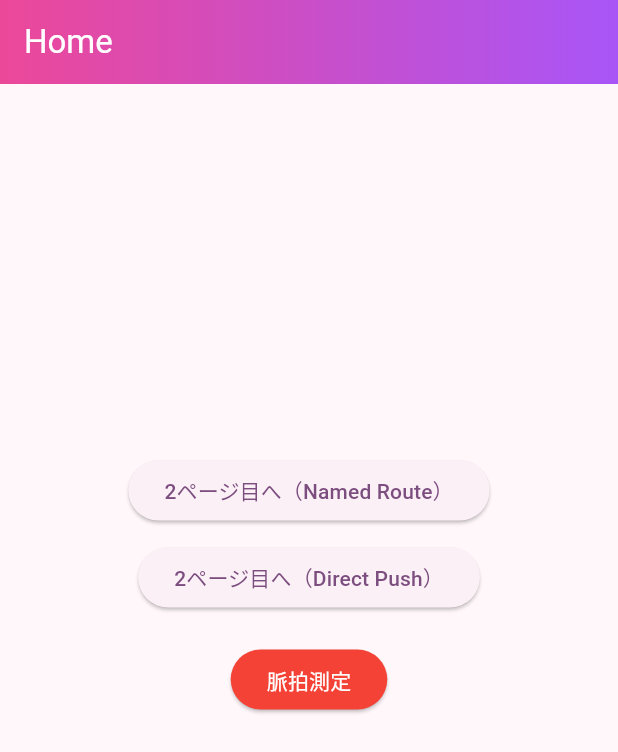
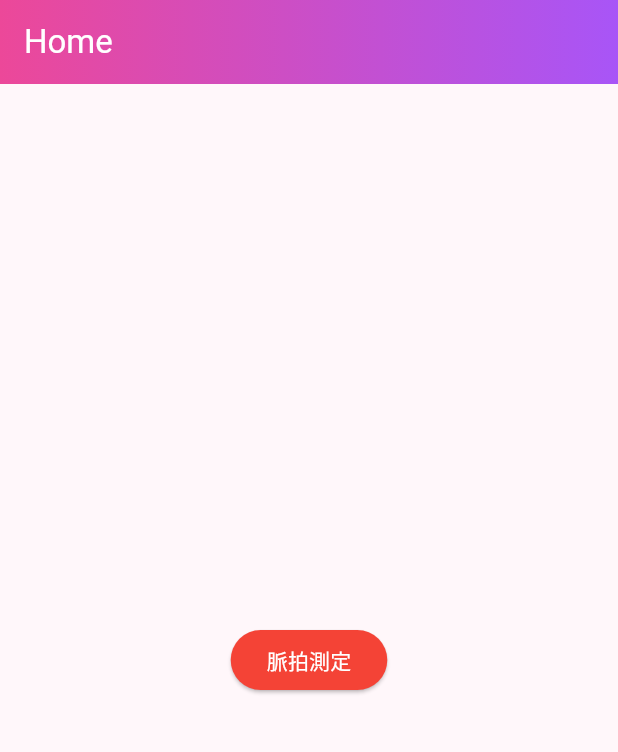
Before and after one commit to moriguin/hello_flutter_app, a Flutter app: the screen it shows after launch, on a phone screen of 412 x 824 dp. Shown: the top 752 px of the screen. Run offline on Flutter 3.47's test engine with Material 3 defaults, Android fonts, the phone set to English and light mode, and no system bars; our stand-ins replace camera.

Commit message:
chore: remove second page

```diff
--- a/lib/main.dart
+++ b/lib/main.dart
@@ -1,6 +1,5 @@
 import 'package:flutter/material.dart';
 import 'screens/home_page.dart';
-import 'screens/second_page.dart';
 
 void main() {
   print('【アプリ起動】main()が実行されました');
@@ -27,12 +26,7 @@ class MyApp extends StatelessWidget {
           elevation: 0,
         ),
       ),
-      // ルート設定方式1: routesを使う方法
-      initialRoute: '/', // 最初に表示するルート
-      routes: {
-        '/': (context) => const HomePage(),
-        '/second': (context) => const SecondPage(),
-      },
+      home: const HomePage(),
     );
   }
 }
--- a/lib/screens/home_page.dart
+++ b/lib/screens/home_page.dart
@@ -1,5 +1,4 @@
 import 'package:flutter/material.dart';
-import 'second_page.dart';
 import 'heart_rate_page.dart';
 import '../widgets/gradient_app_bar.dart';
 
@@ -16,27 +15,6 @@ class HomePage extends StatelessWidget {
         child: Column(
           mainAxisAlignment: MainAxisAlignment.center,
           children: [
-            // ナビゲーション方法1: Named Route
-            ElevatedButton(
-              onPressed: () {
-                print('【HomePage】Named Routeボタンがタップされました');
-                Navigator.pushNamed(context, '/second');
-              },
-              child: const Text('2ページ目へ（Named Route）'),
-            ),
-            const SizedBox(height: 10),
-            // ナビゲーション方法2: MaterialPageRoute
-            ElevatedButton(
-              onPressed: () {
-                print('【HomePage】Direct Pushボタンがタップされました');
-                Navigator.push(
-                  context,
-                  MaterialPageRoute(builder: (context) => const SecondPage()),
-                );
-              },
-              child: const Text('2ページ目へ（Direct Push）'),
-            ),
-            const SizedBox(height: 20),
             // 脈拍測定ページへ
             ElevatedButton(
               onPressed: () {
@@ -52,7 +30,6 @@ class HomePage extends StatelessWidget {
               ),
               child: const Text('脈拍測定'),
             ),
-            const SizedBox(height: 100),
           ],
         ),
       ),
--- a/lib/screens/second_page.dart
+++ /dev/null
@@ -1,42 +0,0 @@
-import 'package:flutter/material.dart';
-import '../widgets/gradient_app_bar.dart';
-
-// ページ2: セカンド画面
-class SecondPage extends StatelessWidget {
-  const SecondPage({super.key});
-
-  @override
-  Widget build(BuildContext context) {
-    print('【SecondPage】build()が呼ばれました');
-    return Scaffold(
-      appBar: const GradientAppBar(title: 'Second'),
-      // 戻るボタンは自動で追加される
-      body: Center(
-        child: Column(
-          mainAxisAlignment: MainAxisAlignment.center,
-          children: [
-            const Text('これは2番目のページです', style: TextStyle(fontSize: 24)),
-            const SizedBox(height: 20),
-            ElevatedButton(
-              onPressed: () {
-                print('【SecondPage】ホームに戻るボタンがタップされました');
-                // 前の画面に戻る
-                Navigator.pop(context);
-              },
-              child: const Text('ホームに戻る'),
-            ),
-            const SizedBox(height: 10),
-            // データを渡して戻る例
-            ElevatedButton(
-              onPressed: () {
-                print('【SecondPage】データを持って戻るボタンがタップされました');
-                Navigator.pop(context, 'セカンドページから戻りました');
-              },
-              child: const Text('データを持って戻る'),
-            ),
-          ],
-        ),
-      ),
-    );
-  }
-}
```
Also changed, not shown: 2 other files.
